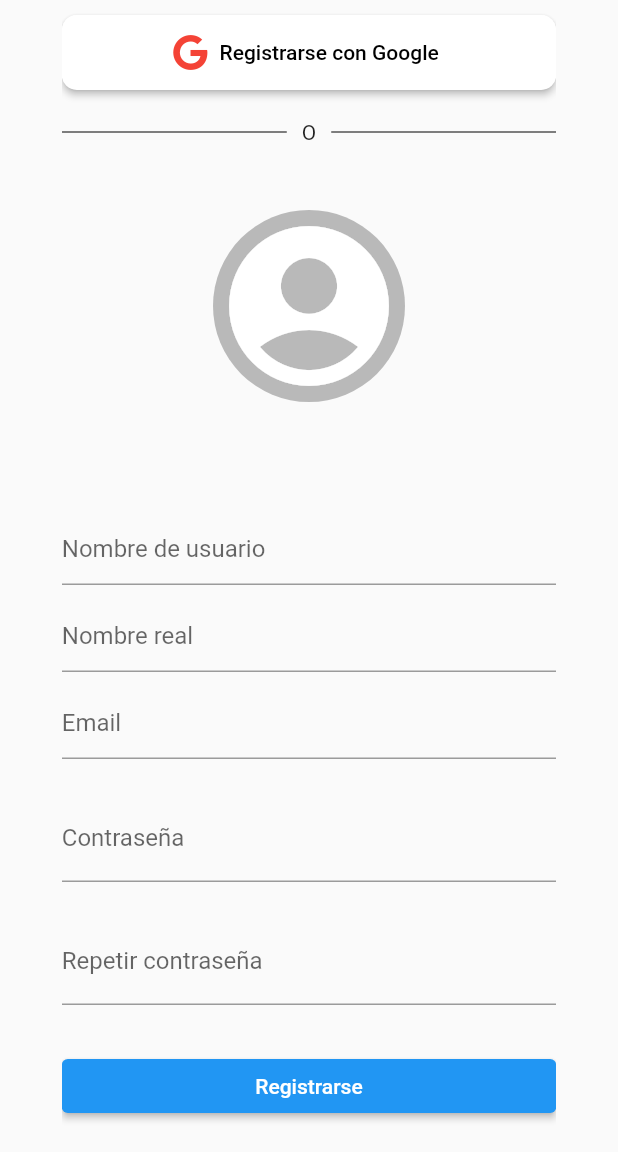
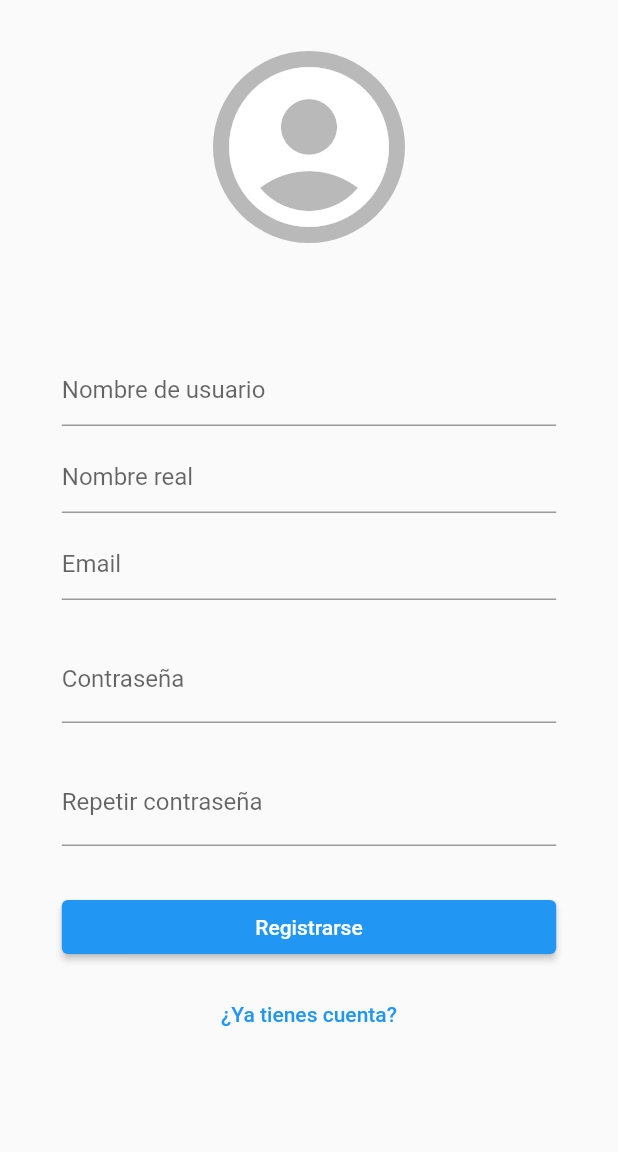
Before and after one commit to josuejx/tfg_auction, a Flutter app: the LoginScreen screen opened directly, after a tap on "¿No tienes cuenta? Regístrate", on a phone screen of 412 x 824 dp, the part 84-1236 px from its top. Run offline on Flutter 3.47's test engine with Material 2 defaults, Android fonts, the light colour scheme and no system bars; our stand-ins replace animate_do, animated_bottom_navigation_bar, auto_size_text, cloud_firestore, date_time_picker, file_picker and 10 more; missing offline and left inert: circular_reveal_animation; accounts and stored records are empty.

Commit message:
Corrección fallos

```diff
--- a/lib/main.dart
+++ b/lib/main.dart
@@ -64,7 +64,6 @@ class _MyAppState extends State<MyApp> {
       debugShowCheckedModeBanner: false,
       theme: ThemeData(
         primarySwatch: Colors.blue,
-        visualDensity: VisualDensity.adaptivePlatformDensity,
         brightness: Brightness.light,
         appBarTheme: const AppBarTheme(
           color: Colors.white,
--- a/lib/models/producto.dart
+++ b/lib/models/producto.dart
@@ -27,8 +27,7 @@ class Producto {
     nombre = json['nombre'];
     descripcion = json['descripcion'];
     precio = json['precio'].toDouble();
-    finalizacion = DateTime.fromMillisecondsSinceEpoch(
-        json['finalizacion'].seconds * 1000);
+    finalizacion = DateTime.parse(json['finalizacion']);
     idCategoria = json['idCategoria'];
     idUsuario = json['idUsuario'];
     imagen = json['imagen'];
--- a/lib/models/usuario.dart
+++ b/lib/models/usuario.dart
@@ -20,7 +20,7 @@ class Usuario {
         nombreCompleto: json["nombreCompleto"],
         email: json["email"],
         token: json["token"],
-        fiabilidad: json["fiabilidad"],
+        fiabilidad: json["fiabilidad"].toDouble(),
         subastasGanadasNoPagadas: json["subastasGanadas"],
       );
 
--- a/lib/screens/home_screen.dart
+++ b/lib/screens/home_screen.dart
@@ -154,7 +154,6 @@ class _HomeScreenState extends State<HomeScreen> with TickerProviderStateMixin {
           ),
         ],
         elevation: 0,
-        backgroundColor: Colors.transparent,
       ),
       floatingActionButton: AnimatedBuilder(
         animation: _fabAnimationController,
--- a/lib/screens/login_screen.dart
+++ b/lib/screens/login_screen.dart
@@ -119,48 +119,6 @@ class _LoginScreenState extends State<LoginScreen> {
               ),
               child: const Text('Iniciar Sesión'),
             ),
-            if (!GetPlatform.isIOS) const SizedBox(height: 10),
-            if (!GetPlatform.isIOS)
-              Row(
-                children: [
-                  Expanded(
-                    child: Container(
-                      margin: const EdgeInsets.only(right: 10.0),
-                      child: const Divider(
-                        color: Colors.black,
-                        height: 36,
-                      ),
-                    ),
-                  ),
-                  const Text('O'),
-                  Expanded(
-                    child: Container(
-                      margin: const EdgeInsets.only(left: 10.0),
-                      child: const Divider(
-                        color: Colors.black,
-                        height: 36,
-                      ),
-                    ),
-                  ),
-                ],
-              ),
-            const SizedBox(height: 10),
-            if (!GetPlatform.isIOS)
-              ElevatedButton.icon(
-                  onPressed: () async {
-                    await Auth().googleSignIn();
-                  },
-                  style: ElevatedButton.styleFrom(
-                    primary: Colors.white,
-                    onPrimary: Colors.black,
-                    shape: const RoundedRectangleBorder(
-                      borderRadius: BorderRadius.all(Radius.circular(10)),
-                    ),
-                    minimumSize: const Size(double.infinity, 50),
-                  ),
-                  icon:
-                      const FaIcon(FontAwesomeIcons.google, color: Colors.red),
-                  label: const Text('Iniciar sesión con Google')),
             const SizedBox(height: 30),
             TextButton(
               onPressed: () {
--- a/lib/screens/product_screen.dart
+++ b/lib/screens/product_screen.dart
@@ -80,7 +80,9 @@ class _ProductScreenState extends State<ProductScreen> {
                 child: Hero(
                   tag: 'P${widget.producto.id.toString()}',
                   child: FutureBuilder(
-                    future: dbProducto.getImagen(widget.producto),
+                    future: widget.producto.imagen != null
+                        ? dbProducto.getImagen(widget.producto)
+                        : null,
                     builder: (context, AsyncSnapshot<String> snapshot) {
                       if (snapshot.hasData) {
                         return Image.network(
@@ -211,7 +213,7 @@ class _ProductScreenState extends State<ProductScreen> {
                             return;
                           }
                           double ultimaPuja = 0;
-                          if (pujas != []) {
+                          if (pujas.isNotEmpty) {
                             ultimaPuja = pujas.first.cantidad!;
                           } else {
                             ultimaPuja = widget.producto.precio!;
--- a/lib/screens/register_screen.dart
+++ b/lib/screens/register_screen.dart
@@ -54,47 +54,6 @@ class _RegisterScreenState extends State<RegisterScreen> {
 
   List<Widget> registerFormWidgets() {
     return [
-      const SizedBox(height: 10),
-      if (!GetPlatform.isIOS)
-        ElevatedButton.icon(
-            onPressed: () async {
-              await Auth().googleSignUp();
-            },
-            style: ElevatedButton.styleFrom(
-              primary: Colors.white,
-              onPrimary: Colors.black,
-              shape: const RoundedRectangleBorder(
-                borderRadius: BorderRadius.all(Radius.circular(10)),
-              ),
-              minimumSize: const Size(double.infinity, 50),
-            ),
-            icon: const FaIcon(FontAwesomeIcons.google, color: Colors.red),
-            label: const Text('Registrarse con Google')),
-      if (!GetPlatform.isIOS) const SizedBox(height: 10),
-      if (!GetPlatform.isIOS)
-        Row(
-          children: [
-            Expanded(
-              child: Container(
-                margin: const EdgeInsets.only(right: 10.0),
-                child: const Divider(
-                  color: Colors.black,
-                  height: 36,
-                ),
-              ),
-            ),
-            const Text('O'),
-            Expanded(
-              child: Container(
-                margin: const EdgeInsets.only(left: 10.0),
-                child: const Divider(
-                  color: Colors.black,
-                  height: 36,
-                ),
-              ),
-            ),
-          ],
-        ),
       const SizedBox(height: 10),
       InkWell(
         onTap: () async {
--- a/lib/widgets/product_card.dart
+++ b/lib/widgets/product_card.dart
@@ -27,6 +27,11 @@ class ProductCard extends StatelessWidget {
 
   @override
   Widget build(BuildContext context) {
+    if (producto.id == null) {
+      return const Center(
+        child: CircularProgressIndicator(),
+      );
+    }
     return InkWell(
       onTap: () {
         Get.to(() => ProductScreen(producto: producto),
--- a/pubspec.yaml
+++ b/pubspec.yaml
@@ -46,7 +46,6 @@ dependencies:
   circular_reveal_animation: ^2.0.0
   auto_size_text: ^3.0.0
   slide_countdown: ^0.5.0
-  string_2_icon: ^0.0.2
   firebase_core: ^2.8.0
   cloud_firestore: ^4.4.5
   firebase_storage: ^11.0.16
```
Also changed, not shown: lib/db/db_producto.dart (+6 -6 lines), lib/screens/new_product_screen.dart (+10 -15 lines), pubspec.lock, 3 other files.
